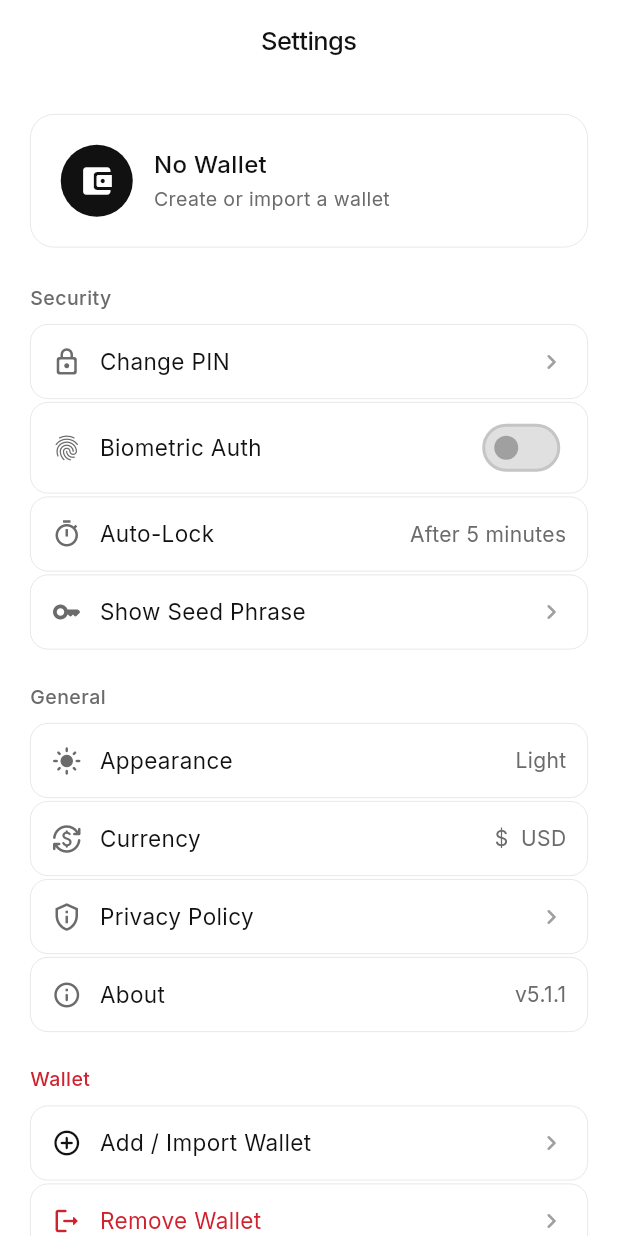
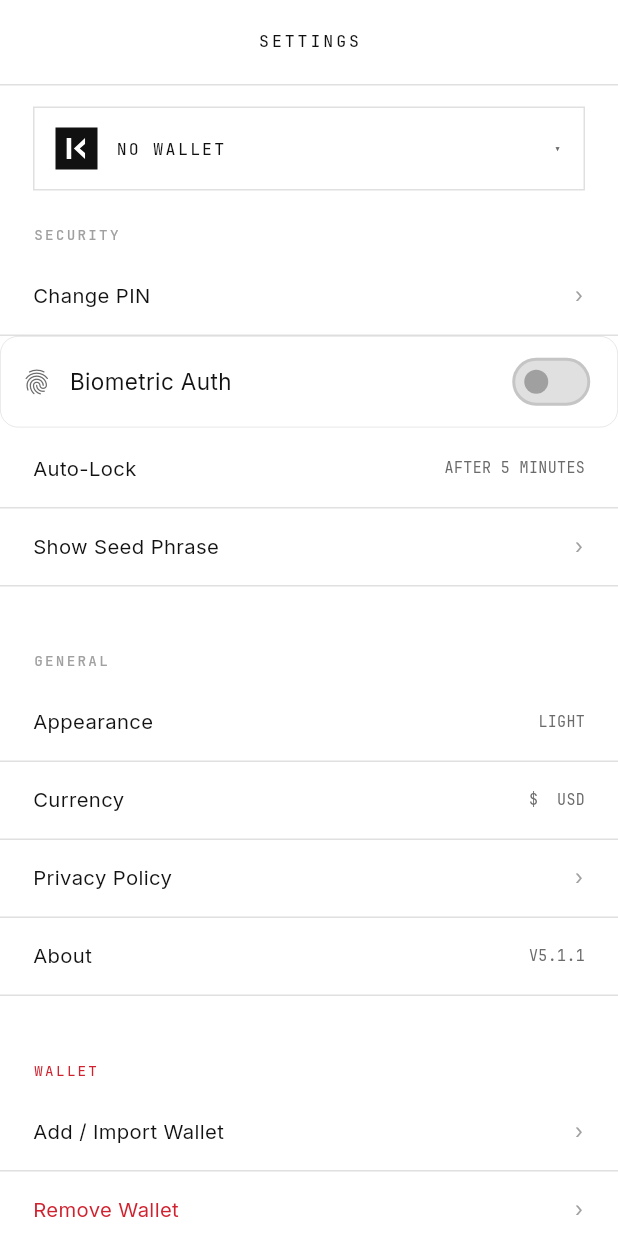
Before and after one commit to uzorgame/CryptoWalletKora, a Flutter app: the SettingsScreen screen opened directly, on a phone screen of 412 x 824 dp. Run offline on Flutter 3.47's test engine with Material 3 defaults, Android fonts, the phone set to English and light mode, and no system bars; our stand-ins replace cached_network_image, dio, fl_chart, flutter_riverpod, flutter_secure_storage, freezed_annotation and 5 more; missing offline and left inert: bip32, bip39, encrypt, local_auth_android, local_auth_darwin, mobile_scanner and 4 more; accounts and stored records are empty; network calls fail.

Commit message:
Mobile redesign, part ten: settings, and a wallet you cannot switch by accident
Switching wallets now asks for the app PIN. A wallet is a set of keys;
moving between them with one stray tap — in a pocket, in somebody
else's hands — is not something this application should allow. The new
askAppPin gate is one square sheet with the shared numpad, refusing to
dismiss on an outside tap, and it is the pattern any future guarded
action should reach for.

Settings loses its card stack for hairline table rows: tracked section
headings, labels in Inter, values in mono, no column of pictograms.
The wallet card becomes the switcher itself, carrying the live
monogram — so the wallet is changed from the home header or from here,
and either way only behind the PIN.

```diff
--- a/KORA Mobile/lib/features/settings/settings_screen.dart
+++ b/KORA Mobile/lib/features/settings/settings_screen.dart
@@ -5,6 +5,11 @@ import 'package:kora/core/services/theme_notifier.dart';
 import 'package:kora/core/state/providers/settings_provider.dart' hide currencyProvider;
 import 'package:kora/core/state/providers/wallet_provider.dart';
 import 'package:kora/core/theme/app_theme.dart';
+import 'package:kora/core/theme/kora_design.dart';
+import 'package:kora/core/widgets/kora_app_bar.dart';
+import 'package:kora/core/widgets/kora_mark.dart';
+import 'package:kora/core/widgets/input/animated_tap.dart';
+import 'package:kora/features/home/wallet_switcher/wallet_switcher_sheet.dart';
 import 'package:kora/core/crypto/key_manager.dart';
 import 'package:kora/core/repositories/wallet_repository.dart';
 import 'package:kora/features/onboarding/onboarding_screen.dart';
@@ -32,45 +37,38 @@ class SettingsScreen extends ConsumerWidget {
       listenable: ThemeNotifier.instance,
       builder: (_, __) => Scaffold(
       backgroundColor: AppColors.background,
-      appBar: AppBar(
-        backgroundColor: AppColors.background,
-        title: Text('Settings'),
-        automaticallyImplyLeading: false,
-      ),
+      appBar: koraAppBar(context, 'Settings'),
       body: SafeArea(
         child: ListView(
-          padding: const EdgeInsets.all(20),
+          padding: EdgeInsets.zero,
           children: [
-            // Wallet info card
-            Container(
-              padding: EdgeInsets.all(20),
-              decoration: BoxDecoration(
-                color: AppColors.card,
-                borderRadius: BorderRadius.circular(16),
-                border: Border.all(color: AppColors.border, width: 0.5),
+            // The open wallet, and the way to another one: the same switcher the home
+            // header opens, so the current wallet is changed from either place — and, either
+            // way, only behind the app PIN.
+            AnimatedTap(
+              onTap: () => showModalBottomSheet<void>(
+                context: context,
+                backgroundColor: Colors.transparent,
+                isScrollControlled: true,
+                builder: (_) => const WalletSwitcherSheet(),
               ),
-              child: Row(children: [
-                Container(
-                  width: 48, height: 48,
-                  decoration: BoxDecoration(
-                      shape: BoxShape.circle, color: AppColors.textPrimary),
-                  child: Icon(Icons.account_balance_wallet_rounded,
-                      color: AppColors.background, size: 24),
-                ),
-                SizedBox(width: 14),
-                Expanded(
-                  child: Column(crossAxisAlignment: CrossAxisAlignment.start, children: [
-                    Text(wallet?.name ?? 'No Wallet',
-                        style: TextStyle(
-                            color: AppColors.textPrimary, fontSize: 16, fontWeight: FontWeight.w600)),
-                    SizedBox(height: 2),
-                    Text(wallet != null ? 'Seed Phrase Wallet' : 'Create or import a wallet',
-                        style: TextStyle(color: AppColors.textSecondary, fontSize: 13)),
-                  ]),
-                ),
-              ]),
+              pressScale: 0.98,
+              pressOpacity: 0.85,
+              child: Container(
+                margin: const EdgeInsets.fromLTRB(22, 14, 22, 0),
+                padding: const EdgeInsets.symmetric(horizontal: 14, vertical: 13),
+                decoration: BoxDecoration(color: AppColors.surface, border: kHairline()),
+                child: Row(children: [
+                  const KoraMark(size: 28),
+                  const SizedBox(width: 12),
+                  Expanded(
+                    child: Text((wallet?.name ?? 'No Wallet').toUpperCase(),
+                        style: kLabel(AppColors.textPrimary, size: 11, tracking: 0.14)),
+                  ),
+                  Text('▾', style: kLabel(AppColors.textSecondary, size: 9)),
+                ]),
+              ),
             ),
-            SizedBox(height: 24),
 
             // Security section
             SectionHeader('Security'),
--- a/KORA Mobile/lib/features/settings/widgets/section_header.dart
+++ b/KORA Mobile/lib/features/settings/widgets/section_header.dart
@@ -1,7 +1,9 @@
 import 'package:flutter/material.dart';
 import 'package:kora/core/theme/app_theme.dart';
+import 'package:kora/core/theme/kora_design.dart';
 
-// The heading above each settings section.
+// The heading above each settings section — tracked, tertiary, with the air the wallet's
+// other section headings carry.
 
 class SectionHeader extends StatelessWidget {
   const SectionHeader(this.title, {super.key, this.color});
@@ -10,10 +12,8 @@ class SectionHeader extends StatelessWidget {
 
   @override
   Widget build(BuildContext context) => Padding(
-    padding: EdgeInsets.only(bottom: 8),
-    child: Text(title,
-        style: TextStyle(
-            color: color ?? AppColors.textSecondary,
-            fontSize: 13, fontWeight: FontWeight.w600, letterSpacing: 0.3)),
+    padding: const EdgeInsets.fromLTRB(22, 24, 22, 10),
+    child: Text(title.toUpperCase(),
+        style: kLabel(color ?? AppColors.textTertiary, size: 9.5, tracking: 0.16)),
   );
 }
--- a/KORA Mobile/lib/features/settings/widgets/settings_tile.dart
+++ b/KORA Mobile/lib/features/settings/widgets/settings_tile.dart
@@ -1,8 +1,13 @@
 import 'package:flutter/material.dart';
 import 'package:kora/core/theme/app_theme.dart';
+import 'package:kora/core/theme/kora_design.dart';
 import 'package:kora/core/widgets/input/animated_tap.dart';
 
-// One row of the settings list: icon, title, value and where tapping it leads.
+// One row of the settings list: title, value and where tapping it leads.
+//
+// A hairline table row like every other list in the wallet. The icon is gone — a column of
+// small pictograms is decoration, and the label already says what the row is. [icon] and
+// [iconColor] stay in the signature so no caller had to change.
 
 class SettingsTile extends StatelessWidget {
   const SettingsTile({
@@ -19,28 +24,21 @@ class SettingsTile extends StatelessWidget {
   @override
   Widget build(BuildContext context) => AnimatedTap(
     onTap: onTap,
-    pressScale: 0.97,
+    pressScale: 0.98,
+    pressOpacity: 0.85,
     child: Container(
-      margin: EdgeInsets.only(bottom: 2),
-      padding: EdgeInsets.symmetric(horizontal: 14, vertical: 14),
-      decoration: BoxDecoration(
-        color: AppColors.surface,
-        borderRadius: BorderRadius.circular(12),
-        border: Border.all(color: AppColors.separator, width: 0.5),
-      ),
+      padding: const EdgeInsets.symmetric(horizontal: 22, vertical: 15),
+      decoration: BoxDecoration(border: Border(bottom: kHairlineSide())),
       child: Row(children: [
-        Icon(icon, color: iconColor ?? AppColors.textSecondary, size: 20),
-        SizedBox(width: 12),
         Expanded(
           child: Text(label,
-              style: TextStyle(
-                  color: labelColor ?? AppColors.textPrimary,
-                  fontSize: 15, fontWeight: FontWeight.w400)),
+              style: kBody(labelColor ?? AppColors.textPrimary, size: 13.5)),
         ),
         if (value != null)
-          Text(value!, style: TextStyle(color: AppColors.textSecondary, fontSize: 14))
+          Text(value!.toUpperCase(),
+              style: kMonoText(AppColors.textSecondary, size: 10))
         else
-          Icon(Icons.chevron_right_rounded, color: AppColors.textTertiary, size: 20),
+          Text('›', style: kMonoText(AppColors.textTertiary, size: 13)),
       ]),
     ),
   );
```
Also changed, not shown: KORA Mobile/lib/core/widgets/pin_gate.dart (added, +140 -0 lines), KORA Mobile/lib/features/home/wallet_switcher/wallet_switcher_sheet.dart (+11 -1 lines).
